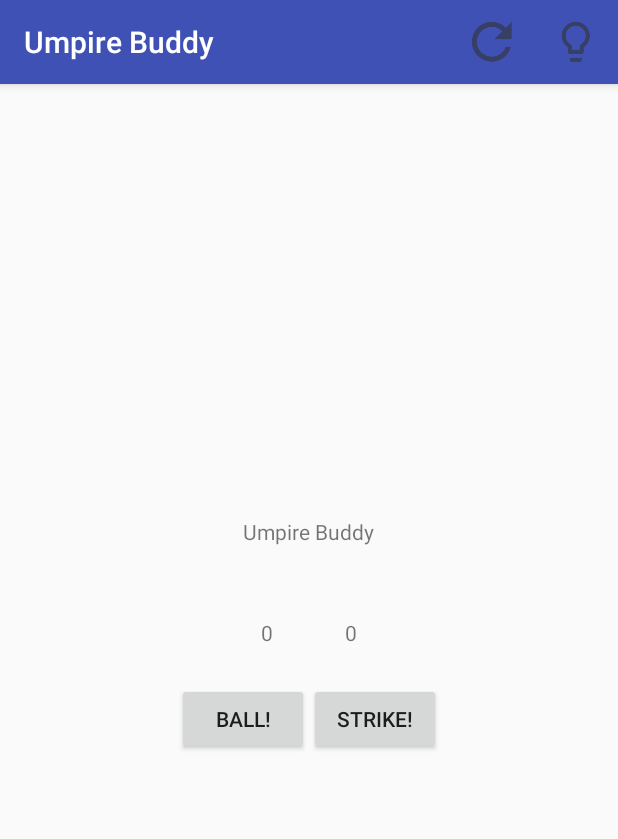
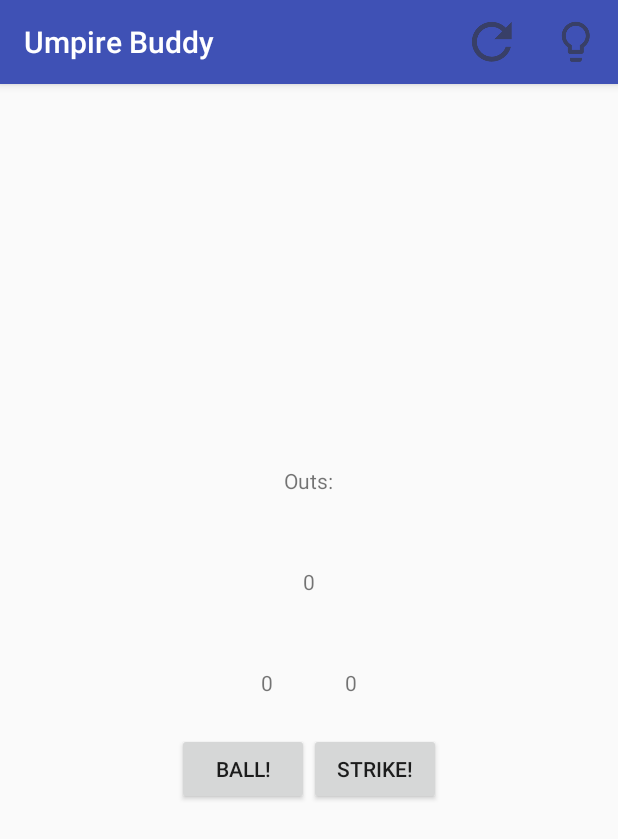
Before and after one commit to NathanielBarnett/Umpire-Buddy-App, an Android app: the screen it shows after launch (MainActivity), on a phone screen of 412 x 824 dp. Shown: the top 839 px of the screen. Run offline under Robolectric (Android 15) with nearby library versions, the phone set to English and light mode, and no system bars.

```diff
--- a/MyFirstApp/app/src/main/AndroidManifest.xml
+++ b/MyFirstApp/app/src/main/AndroidManifest.xml
@@ -7,9 +7,9 @@
 
     <application
         android:allowBackup="true"
-        android:icon="@mipmap/ic_launcher"
+        android:icon="@mipmap/umpirepic"
         android:label="@string/app_name"
-        android:roundIcon="@mipmap/ic_launcher_round"
+        android:roundIcon="@mipmap/umpirepic"
         android:supportsRtl="true"
         android:theme="@style/Theme.AppCompat.Light.NoActionBar">
         <activity
--- a/MyFirstApp/app/src/main/java/com/example/nathaniel/myfirstapp/MainActivity.java
+++ b/MyFirstApp/app/src/main/java/com/example/nathaniel/myfirstapp/MainActivity.java
@@ -15,14 +15,16 @@ import android.widget.TextView;
 public class MainActivity extends AppCompatActivity {
 
 
-    private int mStrikesCount, mBallsCount;
+    private int mStrikesCount, mBallsCount, mOutsCount;
     private static final String BALL_INDEX = "ball_index";
     private static final String STRIKE_INDEX = "strike_index";
+    private static final String OUT_INDEX = "out_index";
 
     @Override
     protected void onCreate(Bundle savedInstanceState) {
         super.onCreate(savedInstanceState);
 
+        Button mResetButton;
         Button mAboutButton;
         Button mBallsButton;
         Button mStrikesButton;
@@ -44,11 +46,24 @@ public class MainActivity extends AppCompatActivity {
         if (savedInstanceState != null) {
             mBallsCount = savedInstanceState.getInt(BALL_INDEX);
             mStrikesCount = savedInstanceState.getInt(STRIKE_INDEX);
+            mOutsCount = savedInstanceState.getInt(OUT_INDEX);
             TextView Ballid = (TextView)findViewById(R.id.Ballid);
             Ballid.setText(String.valueOf(mStrikesCount));
             TextView Strikeid = (TextView)findViewById(R.id.Strikeid);
             Strikeid.setText(String.valueOf(mBallsCount));
+            TextView OutsId = (TextView) findViewById(R.id.Out_Count);
+            OutsId.setText(String.valueOf(mOutsCount));
         }
+
+      /*  mResetButton = (Button) findViewById(R.id.menu_reset_button);
+        mResetButton.setOnClickListener(new View.OnClickListener() {
+            @Override
+            public void onClick(View v) {
+                StrikeCount(1);
+                BallCount(1);
+
+            }
+        }); */
 
        //setDialogs();
         mBallsButton = (Button) findViewById(R.id.Balls);
@@ -72,6 +87,7 @@ public class MainActivity extends AppCompatActivity {
                     OutDialog().show();
                     StrikeCount(1);
                     BallCount(1);
+                    OutCount(0);
                 }
             }
         });
@@ -117,6 +133,17 @@ public class MainActivity extends AppCompatActivity {
         Strikeid.setText(String.valueOf(mBallsCount));
     }
 
+    public void OutCount(int val) {
+        if (val == 0) {
+            mOutsCount++;
+        }
+        else {
+            mOutsCount = 0;
+        }
+        TextView OutsId = (TextView) findViewById(R.id.Out_Count);
+        OutsId.setText(String.valueOf(mOutsCount));
+    }
+
     /*
     Parameters: int val
     Note: if val == 0, then count increments by 1, else count is reset to 0.
@@ -147,6 +174,7 @@ public class MainActivity extends AppCompatActivity {
         super.onSaveInstanceState(savedInstanceState);
         savedInstanceState.putInt(BALL_INDEX, mBallsCount);
         savedInstanceState.putInt(STRIKE_INDEX, mStrikesCount);
+        savedInstanceState.putInt(OUT_INDEX, mOutsCount);
     }
 
 }
--- a/MyFirstApp/app/src/main/res/layout/activity_main.xml
+++ b/MyFirstApp/app/src/main/res/layout/activity_main.xml
@@ -34,13 +34,20 @@
         android:orientation="vertical">
 
         <TextView
-            android:id="@+id/textView"
+            android:id="@+id/Outs"
             android:layout_width="wrap_content"
             android:layout_height="wrap_content"
             android:gravity="center_vertical"
             android:orientation="horizontal"
             android:padding="24dp"
-            android:text="@string/Title"/>
+            android:text="@string/Outs"/>
+
+        <TextView
+            android:id="@+id/Out_Count"
+            android:layout_width="wrap_content"
+            android:layout_height="wrap_content"
+            android:padding="24dp"
+            android:text="@string/Out_Count" />
 
         <LinearLayout
             android:layout_width="wrap_content"
--- a/MyFirstApp/app/src/main/res/values/strings.xml
+++ b/MyFirstApp/app/src/main/res/values/strings.xml
@@ -2,6 +2,8 @@
     <string name="app_name">Umpire Buddy</string>
     <string name="action_settings">Settings</string>
     <string name="Title">Umpire Buddy</string>
+    <string name="Outs">Outs:</string>
+    <string name="Out_Count">0</string>
     <string name="Strikes">Strike!</string>
     <string name="StrikeCount">0</string>
     <string name="BallCount">0</string>
```
Also changed, not shown: MyFirstApp/app/src/main/res/mipmap-hdpi/ic_launcher.png (deleted), MyFirstApp/app/src/main/res/mipmap-hdpi/ic_launcher_round.png (deleted), MyFirstApp/app/src/main/res/mipmap-mdpi/ic_launcher.png (deleted), MyFirstApp/app/src/main/res/mipmap-mdpi/ic_launcher_round.png (deleted), MyFirstApp/app/src/main/res/mipmap-mdpi/umpirepic.png (added), MyFirstApp/app/src/main/res/mipmap-xhdpi/ic_launcher.png (deleted), MyFirstApp/app/src/main/res/mipmap-xhdpi/ic_launcher_round.png (deleted), MyFirstApp/app/src/main/res/mipmap-xxhdpi/ic_launcher.png (deleted), MyFirstApp/app/src/main/res/mipmap-xxhdpi/ic_launcher_round.png (deleted), MyFirstApp/app/src/main/res/mipmap-xxxhdpi/ic_launcher.png (deleted), MyFirstApp/app/src/main/res/mipmap-xxxhdpi/ic_launcher_round.png (deleted).
